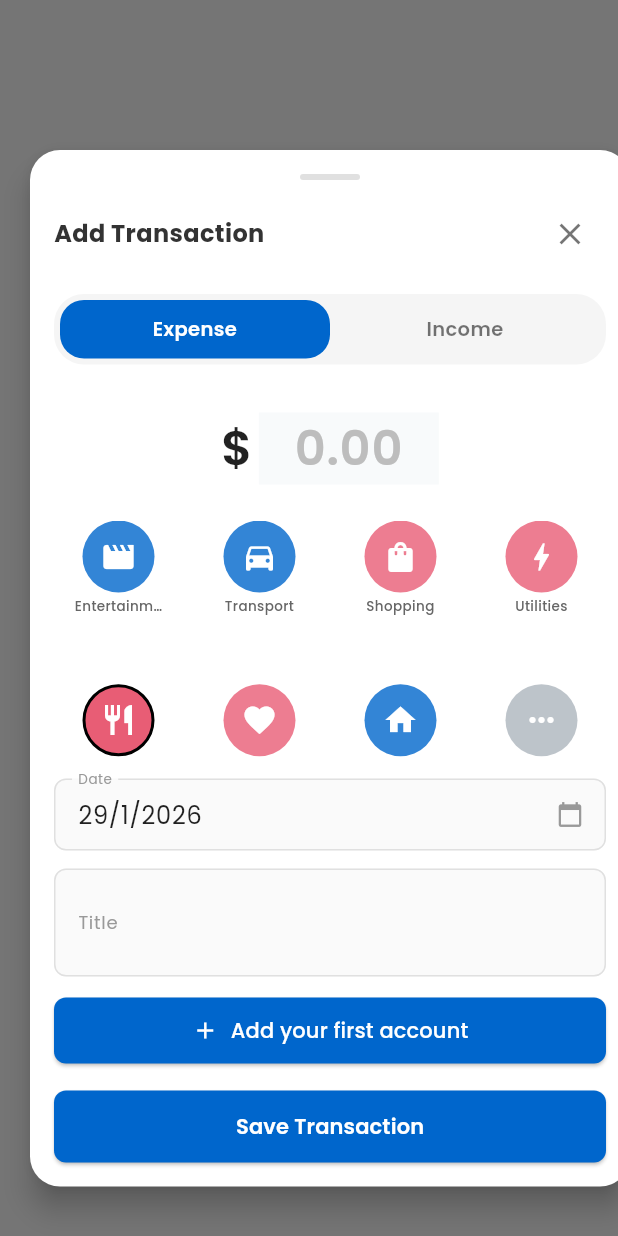
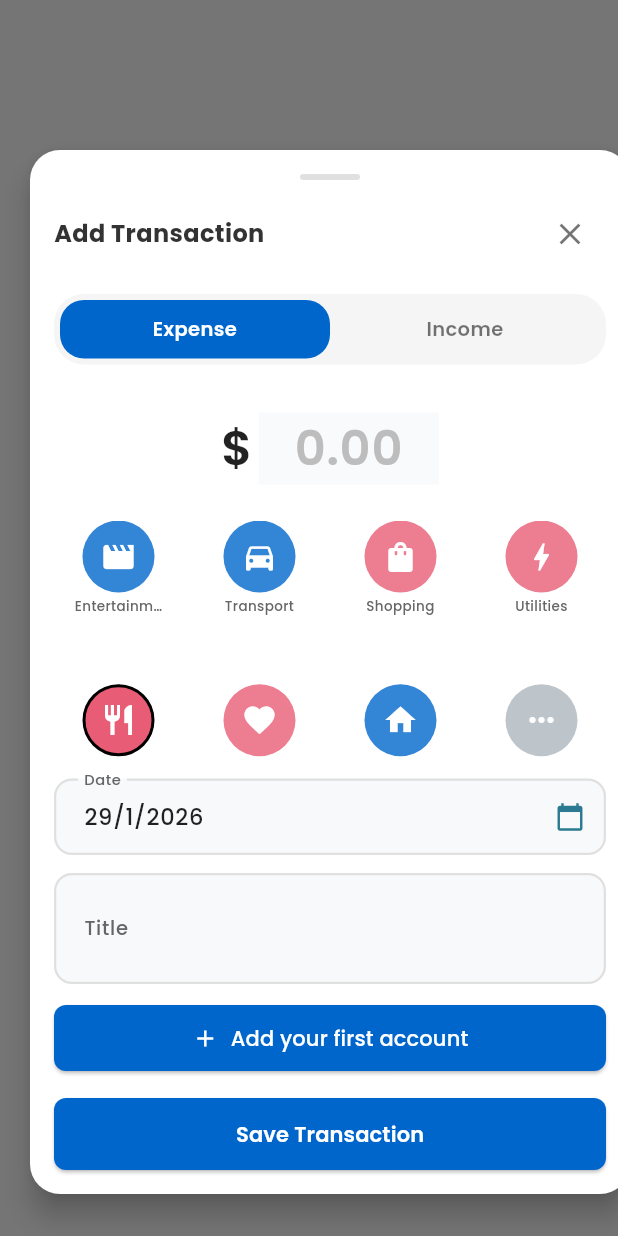
Before and after one commit to shakelz/daily_expense_tracker, a Flutter app: the FloatingTransactionForm widget shown alone on an empty page, opened directly, on a phone screen of 412 x 824 dp. Run offline on Flutter 3.47's test engine with Material 3 defaults, Android fonts, the phone set to English and light mode, and no system bars; our stand-ins replace csv, file_picker, fl_chart, flutter_local_notifications, google_fonts, local_auth and 3 more; missing offline and left inert: flutter_overlay_window, workmanager; accounts and stored records are empty.

Commit message:
Enhance input field styling with modern design
- Increased border radius to 12px for smoother look
- Better focus states with teal color (#2B7A91)
- Improved text styling with proper font weights
- Better color scheme (light gray backgrounds, darker borders)
- Enhanced label and hint text visibility
- Larger padding for better touch targets

```diff
--- a/lib/widgets/floating_transaction_form.dart
+++ b/lib/widgets/floating_transaction_form.dart
@@ -535,22 +535,34 @@ class _FloatingTransactionFormState extends State<FloatingTransactionForm> {
                             _dateController.text = _formatDate(date);
                           }
                         },
-                        style: const TextStyle(color: Colors.black87),
+                        style: const TextStyle(
+                          color: Colors.black87,
+                          fontSize: 15,
+                          fontWeight: FontWeight.w500,
+                        ),
                         decoration: InputDecoration(
                           labelText: 'Date',
-                          labelStyle: const TextStyle(color: Color(0xFF999999), fontSize: 12),
+                          labelStyle: const TextStyle(
+                            color: Color(0xFF666666),
+                            fontSize: 13,
+                            fontWeight: FontWeight.w500,
+                          ),
                           filled: true,
-                          fillColor: Colors.grey[50],
+                          fillColor: const Color(0xFFF8F9FA),
                           border: OutlineInputBorder(
-                            borderRadius: BorderRadius.circular(8),
-                            borderSide: BorderSide(color: Colors.grey[300]!),
+                            borderRadius: BorderRadius.circular(12),
+                            borderSide: const BorderSide(color: Color(0xFFE0E0E0), width: 1.5),
                           ),
                           enabledBorder: OutlineInputBorder(
-                            borderRadius: BorderRadius.circular(8),
-                            borderSide: BorderSide(color: Colors.grey[300]!),
+                            borderRadius: BorderRadius.circular(12),
+                            borderSide: const BorderSide(color: Color(0xFFE0E0E0), width: 1.5),
                           ),
-                          contentPadding: const EdgeInsets.symmetric(horizontal: 12, vertical: 12),
-                          suffixIcon: const Icon(Icons.calendar_today, color: Color(0xFF999999), size: 18),
+                          focusedBorder: OutlineInputBorder(
+                            borderRadius: BorderRadius.circular(12),
+                            borderSide: const BorderSide(color: Color(0xFF2B7A91), width: 2),
+                          ),
+                          contentPadding: const EdgeInsets.symmetric(horizontal: 16, vertical: 14),
+                          suffixIcon: const Icon(Icons.calendar_today, color: Color(0xFF2B7A91), size: 20),
                         ),
                       ),
 
@@ -559,24 +571,39 @@ class _FloatingTransactionFormState extends State<FloatingTransactionForm> {
                       // Title Field
                       TextField(
                         controller: _noteController,
-                        style: const TextStyle(color: Colors.black87),
+                        style: const TextStyle(
+                          color: Colors.black87,
+                          fontSize: 15,
+                          fontWeight: FontWeight.w500,
+                        ),
                         maxLines: 2,
                         decoration: InputDecoration(
                           labelText: 'Title',
-                          labelStyle: const TextStyle(color: Color(0xFF999999), fontSize: 12),
+                          labelStyle: const TextStyle(
+                            color: Color(0xFF666666),
+                            fontSize: 13,
+                            fontWeight: FontWeight.w500,
+                          ),
                           hintText: 'What did you buy?',
-                          hintStyle: const TextStyle(color: Color(0xFFCCCCCC)),
+                          hintStyle: const TextStyle(
+                            color: Color(0xFFBDBDBD),
+                            fontSize: 15,
+                          ),
                           filled: true,
-                          fillColor: Colors.grey[50],
+                          fillColor: const Color(0xFFF8F9FA),
                           border: OutlineInputBorder(
-                            borderRadius: BorderRadius.circular(8),
-                            borderSide: BorderSide(color: Colors.grey[300]!),
+                            borderRadius: BorderRadius.circular(12),
+                            borderSide: const BorderSide(color: Color(0xFFE0E0E0), width: 1.5),
                           ),
                           enabledBorder: OutlineInputBorder(
-                            borderRadius: BorderRadius.circular(8),
-                            borderSide: BorderSide(color: Colors.grey[300]!),
+                            borderRadius: BorderRadius.circular(12),
+                            borderSide: const BorderSide(color: Color(0xFFE0E0E0), width: 1.5),
                           ),
-                          contentPadding: const EdgeInsets.symmetric(horizontal: 12, vertical: 12),
+                          focusedBorder: OutlineInputBorder(
+                            borderRadius: BorderRadius.circular(12),
+                            borderSide: const BorderSide(color: Color(0xFF2B7A91), width: 2),
+                          ),
+                          contentPadding: const EdgeInsets.symmetric(horizontal: 16, vertical: 14),
                         ),
                       ),
 
@@ -586,11 +613,11 @@ class _FloatingTransactionFormState extends State<FloatingTransactionForm> {
                       if (_accounts.isNotEmpty)
                         Container(
                           decoration: BoxDecoration(
-                            color: Colors.grey[50],
-                            borderRadius: BorderRadius.circular(8),
-                            border: Border.all(color: Colors.grey[300]!),
+                            color: const Color(0xFFF8F9FA),
+                            borderRadius: BorderRadius.circular(12),
+                            border: Border.all(color: const Color(0xFFE0E0E0), width: 1.5),
                           ),
-                          padding: const EdgeInsets.symmetric(horizontal: 12, vertical: 4),
+                          padding: const EdgeInsets.symmetric(horizontal: 16, vertical: 8),
                           child: DropdownButtonHideUnderline(
                             child: DropdownButton<int>(
                               value: _selectedAccountId,
```
